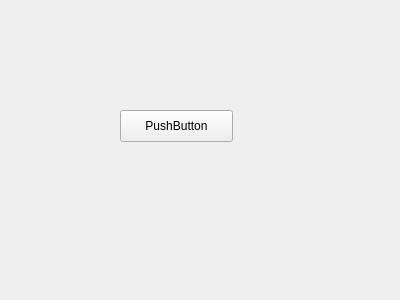
Before: the Qt Designer form Animation-demos/mainwindow.ui in fuzongjian/Qt-demos, drawn with Qt 5.
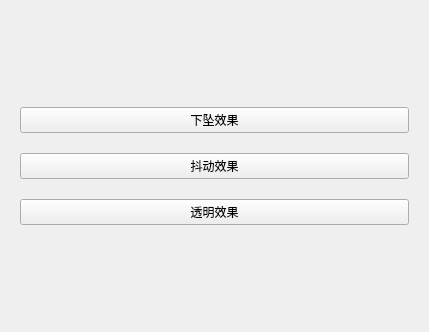
After: the same form once the commit is applied.

Commit message: 简单的动画部分。

What changed in the file:
```diff
--- a/Animation-demos/mainwindow.ui
+++ b/Animation-demos/mainwindow.ui
@@ -6,27 +6,59 @@
    <rect>
     <x>0</x>
     <y>0</y>
-    <width>400</width>
-    <height>300</height>
+    <width>429</width>
+    <height>332</height>
    </rect>
   </property>
   <property name="windowTitle">
    <string>MainWindow</string>
   </property>
   <widget class="QWidget" name="centralWidget">
-   <widget class="QPushButton" name="button">
-    <property name="geometry">
-     <rect>
-      <x>120</x>
-      <y>110</y>
-      <width>113</width>
-      <height>32</height>
-     </rect>
+   <layout class="QVBoxLayout" name="verticalLayout_2">
+    <property name="spacing">
+     <number>0</number>
     </property>
-    <property name="text">
-     <string>PushButton</string>
+    <property name="leftMargin">
+     <number>20</number>
     </property>
-   </widget>
+    <property name="topMargin">
+     <number>20</number>
+    </property>
+    <property name="rightMargin">
+     <number>20</number>
+    </property>
+    <property name="bottomMargin">
+     <number>20</number>
+    </property>
+    <item>
+     <layout class="QVBoxLayout" name="verticalLayout">
+      <property name="spacing">
+       <number>20</number>
+      </property>
+      <item>
+       <widget class="QPushButton" name="pushButton">
+        <property name="text">
+         <string>下坠效果</string>
+        </property>
+       </widget>
+      </item>
+      <item>
+       <widget class="QPushButton" name="pushButton_3">
+        <property name="text">
+         <string>抖动效果</string>
+        </property>
+       </widget>
+      </item>
+      <item>
+       <widget class="QPushButton" name="pushButton_2">
+        <property name="text">
+         <string>透明效果</string>
+        </property>
+       </widget>
+      </item>
+     </layout>
+    </item>
+   </layout>
   </widget>
  </widget>
  <layoutdefault spacing="6" margin="11"/>
```
The commit also changes 2 other files.
